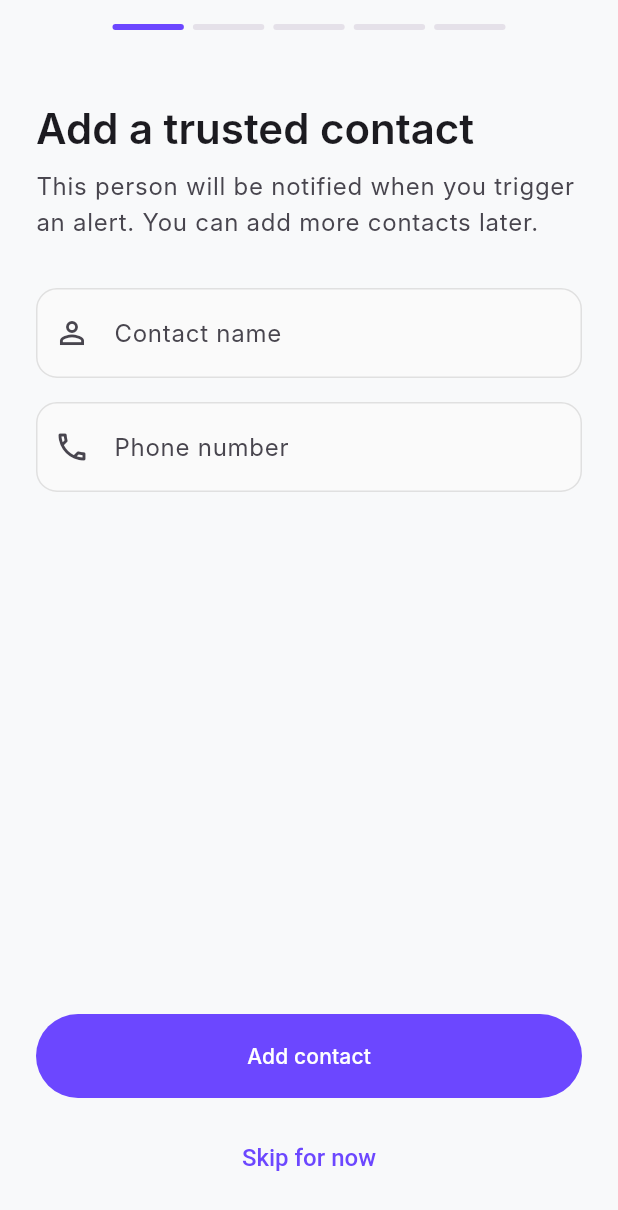
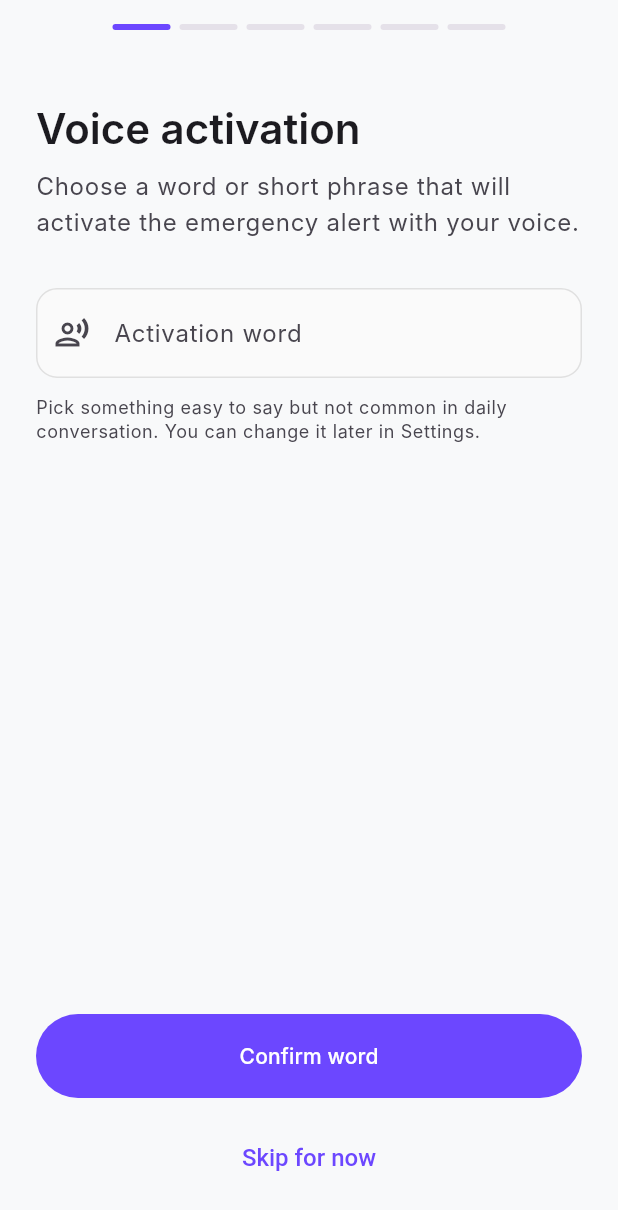
Before and after one commit to cotah/woman, a Flutter app: the OnboardingScreen screen opened by its route, swiped to page 3, on a phone screen of 412 x 824 dp. Shown: the top 1210 px of the screen. Run offline on Flutter 3.47's test engine with Material 3 defaults, Android fonts, the phone set to English and light mode, and no system bars; our stand-ins replace dio, flutter_local_notifications, flutter_map, flutter_secure_storage, geolocator, go_router and 5 more; missing offline and left inert: record; accounts and stored records are empty; Roboto replaces fonts that are missing (Inter).

Commit message:
fix: complete main.dart + web-compatible voice recording

```diff
--- a/mobile-app/lib/core/storage/secure_storage.dart
+++ b/mobile-app/lib/core/storage/secure_storage.dart
@@ -6,6 +6,8 @@ class SecureStorage {
   static const _userIdKey = 'user_id';
   static const _coercionPinKey = 'coercion_pin_hash';
   static const _fcmTokenKey = 'fcm_token';
+  static const _onboardingCompleteKey = 'onboarding_complete';
+  static const _activationWordKey = 'activation_word';
 
   final FlutterSecureStorage _storage;
 
@@ -63,6 +65,24 @@ class SecureStorage {
   Future<void> setFcmToken(String token) =>
       _storage.write(key: _fcmTokenKey, value: token);
 
+  // -- Onboarding --
+
+  Future<bool> isOnboardingComplete() async {
+    final value = await _storage.read(key: _onboardingCompleteKey);
+    return value == 'true';
+  }
+
+  Future<void> setOnboardingComplete() =>
+      _storage.write(key: _onboardingCompleteKey, value: 'true');
+
+  // -- Activation Word --
+
+  Future<String?> getActivationWord() =>
+      _storage.read(key: _activationWordKey);
+
+  Future<void> setActivationWord(String word) =>
+      _storage.write(key: _activationWordKey, value: word);
+
   // -- Generic --
 
   Future<void> write(String key, String value) =>
--- a/mobile-app/lib/features/onboarding/onboarding_screen.dart
+++ b/mobile-app/lib/features/onboarding/onboarding_screen.dart
@@ -7,14 +7,17 @@ import 'package:record/record.dart';
 
 import '../../core/services/contacts_service.dart';
 import '../../core/services/settings_service.dart';
+import '../../core/storage/secure_storage.dart';
 import 'permissions_step.dart';
+import 'voice_activation_step.dart';
 
 /// Multi-step onboarding flow:
 /// 0 - Welcome
 /// 1 - Permissions (location, notifications, microphone)
-/// 2 - Add first trusted contact
-/// 3 - Set emergency message
-/// 4 - Completion
+/// 2 - Voice activation setup (custom word + voice recording)
+/// 3 - Add first trusted contact
+/// 4 - Set emergency message
+/// 5 - Completion
 class OnboardingScreen extends StatefulWidget {
   const OnboardingScreen({super.key});
 
@@ -25,7 +28,7 @@ class OnboardingScreen extends StatefulWidget {
 class _OnboardingScreenState extends State<OnboardingScreen> {
   final _pageController = PageController();
   int _currentStep = 0;
-  static const _totalSteps = 5;
+  static const _totalSteps = 6;
 
   // Permission state
   bool _locationGranted = false;
@@ -36,6 +39,10 @@ class _OnboardingScreenState extends State<OnboardingScreen> {
   final _contactNameController = TextEditingController();
   final _contactPhoneController = TextEditingController();
   bool _isSavingContact = false;
+
+  // Voice activation
+  String _activationWord = '';
+  List<String> _voiceRecordingPaths = [];
 
   // Emergency message
   final _emergencyMessageController = TextEditingController(
@@ -223,8 +230,23 @@ class _OnboardingScreenState extends State<OnboardingScreen> {
     _nextStep();
   }
 
-  void _completeOnboarding() {
-    context.go('/home');
+  Future<void> _completeOnboarding() async {
+    try {
+      final storage = context.read<SecureStorage>();
+      await storage.setOnboardingComplete();
+      if (_activationWord.isNotEmpty) {
+        await storage.setActivationWord(_activationWord);
+      }
+    } catch (e) {
+      debugPrint('[Onboarding] Failed to save completion flag: $e');
+    }
+    if (mounted) context.go('/home');
+  }
+
+  void _onVoiceComplete(String word, List<String> paths) {
+    _activationWord = word;
+    _voiceRecordingPaths = paths;
+    _nextStep();
   }
 
   @override
@@ -297,6 +319,11 @@ class _OnboardingScreenState extends State<OnboardingScreen> {
                       ),
                     ],
                     onContinue: _nextStep,
+                  ),
+                  VoiceActivationStep(
+                    onContinue: _nextStep,
+                    onSkip: _nextStep,
+                    onComplete: _onVoiceComplete,
                   ),
                   _AddContactStep(
                     nameController: _contactNameController,
--- /dev/null
+++ b/mobile-app/lib/features/onboarding/voice_activation_step.dart
@@ -0,0 +1,378 @@
+import 'dart:async';
+import 'package:flutter/foundation.dart' show kIsWeb;
+import 'package:flutter/material.dart';
+import 'package:record/record.dart';
+
+/// Onboarding step where the user:
+/// 1. Chooses a custom activation word/phrase
+/// 2. Records their voice saying it 3 times for calibration
+/// 3. The recordings are stored locally for future voice recognition
+class VoiceActivationStep extends StatefulWidget {
+  final VoidCallback onContinue;
+  final VoidCallback onSkip;
+  final void Function(String word, List<String> recordingPaths) onComplete;
+
+  const VoiceActivationStep({
+    super.key,
+    required this.onContinue,
+    required this.onSkip,
+    required this.onComplete,
+  });
+
+  @override
+  State<VoiceActivationStep> createState() => _VoiceActivationStepState();
+}
+
+class _VoiceActivationStepState extends State<VoiceActivationStep>
+    with SingleTickerProviderStateMixin {
+  final _wordController = TextEditingController();
+  final _recorder = AudioRecorder();
+  final List<String> _recordingPaths = [];
+  static const _requiredRecordings = 3;
+
+  bool _isRecording = false;
+  bool _wordConfirmed = false;
+  int _recordingSeconds = 0;
+  Timer? _timer;
+
+  @override
+  void dispose() {
+    _wordController.dispose();
+    _recorder.dispose();
+    _timer?.cancel();
+    super.dispose();
+  }
+
+  void _confirmWord() {
+    final word = _wordController.text.trim();
+    if (word.isEmpty) {
+      ScaffoldMessenger.of(context).showSnackBar(
+        const SnackBar(content: Text('Please enter an activation word.')),
+      );
+      return;
+    }
+    if (word.length < 2) {
+      ScaffoldMessenger.of(context).showSnackBar(
+        const SnackBar(
+            content: Text('The word should have at least 2 characters.')),
+      );
+      return;
+    }
+    setState(() => _wordConfirmed = true);
+  }
+
+  Future<void> _startRecording() async {
+    try {
+      if (!await _recorder.hasPermission()) {
+        if (mounted) {
+          ScaffoldMessenger.of(context).showSnackBar(
+            const SnackBar(
+                content: Text('Microphone permission is required.')),
+          );
+        }
+        return;
+      }
+
+      // On web, record without a file path (uses blob URL)
+      // On mobile, record to a temporary file
+      await _recorder.start(
+        const RecordConfig(
+          encoder: AudioEncoder.aacLc,
+          sampleRate: 44100,
+          bitRate: 128000,
+        ),
+        path: kIsWeb
+            ? ''
+            : '/tmp/activation_voice_${_recordingPaths.length + 1}.m4a',
+      );
+
+      setState(() {
+        _isRecording = true;
+        _recordingSeconds = 0;
+      });
+
+      _timer = Timer.periodic(const Duration(seconds: 1), (timer) {
+        setState(() => _recordingSeconds++);
+        // Auto-stop after 5 seconds
+        if (_recordingSeconds >= 5) {
+          _stopRecording();
+        }
+      });
+    } catch (e) {
+      debugPrint('[VoiceActivation] Recording error: $e');
+      if (mounted) {
+        ScaffoldMessenger.of(context).showSnackBar(
+          SnackBar(content: Text('Could not start recording: $e')),
+        );
+      }
+    }
+  }
+
+  Future<void> _stopRecording() async {
+    _timer?.cancel();
+    try {
+      final path = await _recorder.stop();
+      if (path != null && mounted) {
+        setState(() {
+          _isRecording = false;
+          _recordingPaths.add(path);
+          _recordingSeconds = 0;
+        });
+
+        // All recordings done
+        if (_recordingPaths.length >= _requiredRecordings) {
+          widget.onComplete(_wordController.text.trim(), _recordingPaths);
+        }
+      }
+    } catch (e) {
+      debugPrint('[VoiceActivation] Stop error: $e');
+      setState(() => _isRecording = false);
+    }
+  }
+
+  void _resetRecordings() {
+    // Clear recording paths (files are temporary and will be cleaned up by OS)
+    setState(() {
+      _recordingPaths.clear();
+      _wordConfirmed = false;
+      _wordController.clear();
+    });
+  }
+
+  @override
+  Widget build(BuildContext context) {
+    final theme = Theme.of(context);
+    final remaining = _requiredRecordings - _recordingPaths.length;
+    final allDone = remaining <= 0;
+
+    return Padding(
+      padding: const EdgeInsets.symmetric(horizontal: 24),
+      child: Column(
+        crossAxisAlignment: CrossAxisAlignment.start,
+        children: [
+          const SizedBox(height: 32),
+          Text(
+            'Voice activation',
+            style: theme.textTheme.headlineMedium?.copyWith(
+              fontWeight: FontWeight.w600,
+            ),
+          ),
+          const SizedBox(height: 8),
+          Text(
+            _wordConfirmed
+                ? 'Say your activation word clearly. '
+                    'We need $_requiredRecordings recordings to learn your voice.'
+                : 'Choose a word or short phrase that will activate '
+                    'the emergency alert with your voice.',
+            style: theme.textTheme.bodyLarge?.copyWith(
+              color: theme.colorScheme.onSurfaceVariant,
+            ),
+          ),
+          const SizedBox(height: 32),
+
+          if (!_wordConfirmed) ...[
+            // Step 1: Choose activation word
+            TextField(
+              controller: _wordController,
+              decoration: InputDecoration(
+                labelText: 'Activation word',
+                hintText: 'e.g. "help me", "socorro", "safe word"',
+                prefixIcon: const Icon(Icons.record_voice_over_outlined),
+                border: OutlineInputBorder(
+                  borderRadius: BorderRadius.circular(12),
+                ),
+              ),
+              textCapitalization: TextCapitalization.none,
+              textInputAction: TextInputAction.done,
+              onSubmitted: (_) => _confirmWord(),
+            ),
+            const SizedBox(height: 12),
+            Text(
+              'Pick something easy to say but not common in daily '
+              'conversation. You can change it later in Settings.',
+              style: theme.textTheme.bodySmall?.copyWith(
+                color: theme.colorScheme.onSurfaceVariant,
+              ),
+            ),
+          ] else ...[
+            // Step 2: Record voice samples
+            Center(
+              child: Container(
+                padding:
+                    const EdgeInsets.symmetric(horizontal: 20, vertical: 12),
+                decoration: BoxDecoration(
+                  color: theme.colorScheme.primaryContainer,
+                  borderRadius: BorderRadius.circular(12),
+                ),
+                child: Text(
+                  '"${_wordController.text.trim()}"',
+                  style: theme.textTheme.titleLarge?.copyWith(
+                    color: theme.colorScheme.onPrimaryContainer,
+                    fontWeight: FontWeight.bold,
+                  ),
+                ),
+              ),
+            ),
+            const SizedBox(height: 24),
+
+            // Recording progress
+            Row(
+              mainAxisAlignment: MainAxisAlignment.center,
+              children: List.generate(_requiredRecordings, (index) {
+                final isDone = index < _recordingPaths.length;
+                final isCurrent = index == _recordingPaths.length;
+                return Padding(
+                  padding: const EdgeInsets.symmetric(horizontal: 8),
+                  child: Column(
+                    children: [
+                      CircleAvatar(
+                        radius: 24,
+                        backgroundColor: isDone
+                            ? theme.colorScheme.primary
+                            : isCurrent && _isRecording
+                                ? theme.colorScheme.error
+                                : theme.colorScheme.surfaceContainerHighest,
+                        child: isDone
+                            ? Icon(Icons.check,
+                                color: theme.colorScheme.onPrimary)
+                            : isCurrent && _isRecording
+                                ? Icon(Icons.mic,
+                                    color: theme.colorScheme.onError)
+                                : Text(
+                                    '${index + 1}',
+                                    style: theme.textTheme.bodyLarge,
+                                  ),
+                      ),
+                      const SizedBox(height: 4),
+                      Text(
+                        isDone
+                            ? 'Done'
+                            : isCurrent && _isRecording
+                                ? '${_recordingSeconds}s'
+                                : '',
+                        style: theme.textTheme.bodySmall,
+                      ),
+                    ],
+                  ),
+                );
+              }),
+            ),
+            const SizedBox(height: 32),
+
+            // Record button
+            if (!allDone)
+              Center(
+                child: GestureDetector(
+                  onTap: _isRecording ? _stopRecording : _startRecording,
+                  child: AnimatedContainer(
+                    duration: const Duration(milliseconds: 200),
+                    width: _isRecording ? 80 : 72,
+                    height: _isRecording ? 80 : 72,
+                    decoration: BoxDecoration(
+                      color: _isRecording
+                          ? theme.colorScheme.error
+                          : theme.colorScheme.primary,
+                      shape: BoxShape.circle,
+                      boxShadow: [
+                        if (_isRecording)
+                          BoxShadow(
+                            color: theme.colorScheme.error.withOpacity(0.4),
+                            blurRadius: 20,
+                            spreadRadius: 4,
+                          ),
+                      ],
+                    ),
+                    child: Icon(
+                      _isRecording ? Icons.stop : Icons.mic,
+                      color: _isRecording
+                          ? theme.colorScheme.onError
+                          : theme.colorScheme.onPrimary,
+                      size: 36,
+                    ),
+                  ),
+                ),
+              ),
+
+            if (!allDone && !_isRecording)
+              Padding(
+                padding: const EdgeInsets.only(top: 12),
+                child: Center(
+                  child: Text(
+                    'Tap to record ($remaining remaining)',
+                    style: theme.textTheme.bodyMedium?.copyWith(
+                      color: theme.colorScheme.onSurfaceVariant,
+                    ),
+                  ),
+                ),
+              ),
+
+            if (allDone) ...[
+              Center(
+                child: Column(
+                  children: [
+                    Icon(Icons.check_circle,
+                        size: 64, color: theme.colorScheme.primary),
+                    const SizedBox(height: 12),
+                    Text(
+                      'Voice recorded successfully!',
+                      style: theme.textTheme.titleMedium?.copyWith(
+                        fontWeight: FontWeight.w600,
+                      ),
+                    ),
+                    const SizedBox(height: 4),
+                    Text(
+                      'SafeCircle will learn to recognize your voice.',
+                      style: theme.textTheme.bodyMedium?.copyWith(
+                        color: theme.colorScheme.onSurfaceVariant,
+                      ),
+                    ),
+                  ],
+                ),
+              ),
+            ],
+
+            if (_recordingPaths.isNotEmpty && !_isRecording && !allDone)
+              Center(
+                child: TextButton(
+                  onPressed: _resetRecordings,
+                  child: const Text('Start over'),
+                ),
+              ),
+          ],
+
+          const Spacer(),
+
+          // Bottom buttons
+          if (!_wordConfirmed) ...[
+            SizedBox(
+              width: double.infinity,
+              height: 56,
+              child: FilledButton(
+                onPressed: _confirmWord,
+                child: const Text('Confirm word'),
+              ),
+            ),
+          ] else if (allDone) ...[
+            SizedBox(
+              width: double.infinity,
+              height: 56,
+              child: FilledButton(
+                onPressed: widget.onContinue,
+                child: const Text('Continue'),
+              ),
+            ),
+          ],
+
+          const SizedBox(height: 12),
+          Center(
+            child: TextButton(
+              onPressed: widget.onSkip,
+              child: const Text('Skip for now'),
+            ),
+          ),
+          const SizedBox(height: 24),
+        ],
+      ),
+    );
+  }
+}
--- a/mobile-app/lib/main.dart
+++ b/mobile-app/lib/main.dart
@@ -128,7 +128,7 @@ class _SafeCircleAppState extends State<SafeCircleApp> {
     _themeNotifier = ThemeNotifier();
 
     // Initialize router with real feature screens.
-    _router = buildRouter(_authService);
+    _router = buildRouter(_authService, secureStorage: widget.secureStorage);
 
     // Initialize notifications and attempt auto-login.
     _notificationService.initialize();
```
Also changed, not shown: mobile-app/lib/core/config/router.dart (+24 -4 lines), 3 other files.
